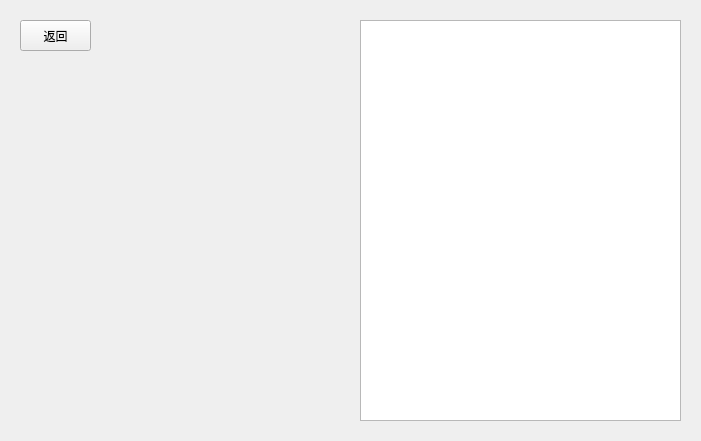
The window that lyricshow.ui (Wanan0708/musicPlayerTest) describes before a commit, drawn with Qt 5.
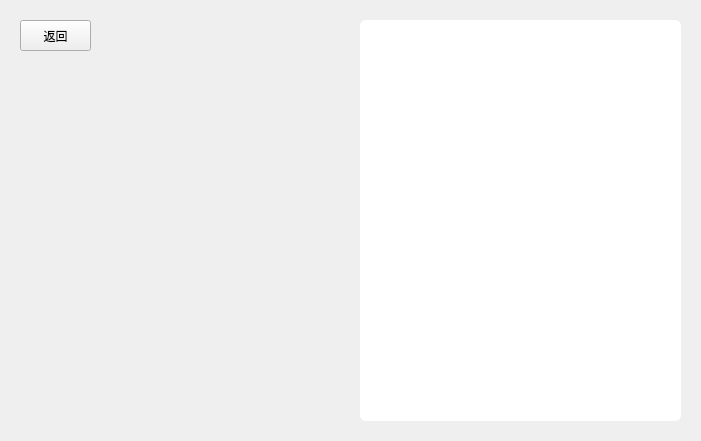
The same window after the commit.

The edit to the form file:
```diff
--- a/lyricshow.ui
+++ b/lyricshow.ui
@@ -22,6 +22,32 @@
      <height>401</height>
     </rect>
    </property>
+   <property name="styleSheet">
+    <string notr="true">QTextEdit
+{
+    padding: 3px 6px;
+    border-radius: 6px;
+	background: #FFFFFF;
+	font-size: 16px;
+	font-weight: 400;
+	line-height: 66px;
+	color: #16181A;
+}
+QTextEdit:hover
+{
+	border: 0px solid rgba(15, 38, 77, 0.12);
+}
+QTextEdit:focus
+{
+	border: 0px solid #2977FF;
+	selection-background-color: #C5D8FF;
+	selection-color: #16181A;
+}
+QTextEdit::placeholder 
+{
+    color: #828B99;
+}</string>
+   </property>
   </widget>
   <widget class="QPushButton" name="pushButton_hide">
    <property name="geometry">
```
